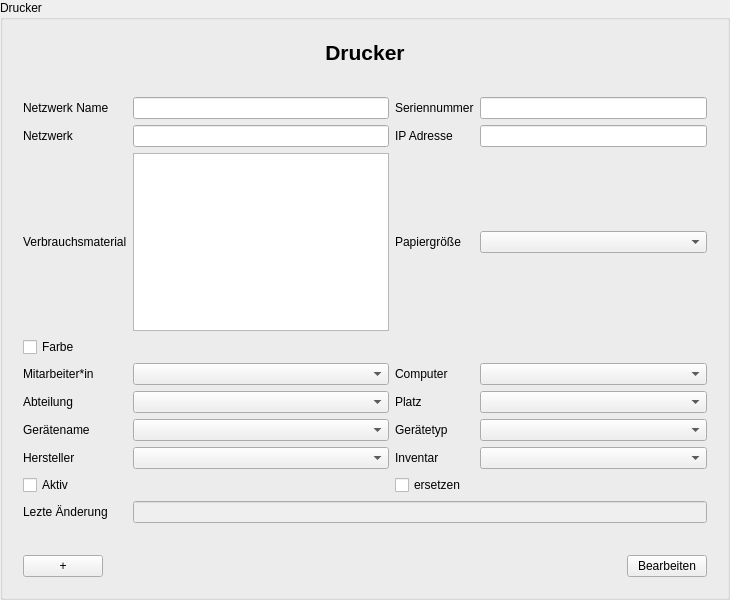
Old version of the form src/libs/widgets/src/views/printerinputarea.ui in the repository jmuelbert/jmbde-QT.
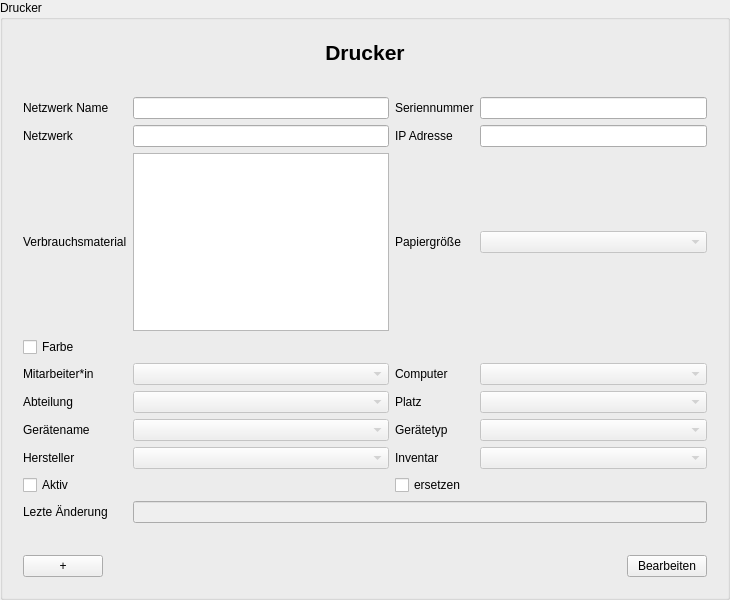
New version of the form.

Patch:
```diff
--- a/src/libs/widgets/src/views/printerinputarea.ui
+++ b/src/libs/widgets/src/views/printerinputarea.ui
@@ -76,7 +76,11 @@
          </widget>
         </item>
         <item row="7" column="4">
-         <widget class="QComboBox" name="deviceTypeComboBox"/>
+         <widget class="QComboBox" name="deviceTypeComboBox">
+          <property name="enabled">
+           <bool>false</bool>
+          </property>
+         </widget>
         </item>
         <item row="9" column="0">
          <widget class="QCheckBox" name="activeCheckBox">
@@ -103,10 +107,18 @@
          </widget>
         </item>
         <item row="3" column="4">
-         <widget class="QComboBox" name="papersizeComboBox"/>
+         <widget class="QComboBox" name="papersizeComboBox">
+          <property name="enabled">
+           <bool>false</bool>
+          </property>
+         </widget>
         </item>
         <item row="5" column="2">
-         <widget class="QComboBox" name="employeeComboBox"/>
+         <widget class="QComboBox" name="employeeComboBox">
+          <property name="enabled">
+           <bool>false</bool>
+          </property>
+         </widget>
         </item>
         <item row="5" column="3">
          <widget class="QLabel" name="computerLabel">
@@ -136,7 +148,11 @@
          </widget>
         </item>
         <item row="8" column="4">
-         <widget class="QComboBox" name="inventoryComboBox"/>
+         <widget class="QComboBox" name="inventoryComboBox">
+          <property name="enabled">
+           <bool>false</bool>
+          </property>
+         </widget>
         </item>
         <item row="4" column="0">
          <widget class="QCheckBox" name="colorCheckBox">
@@ -222,7 +238,11 @@
          </widget>
         </item>
         <item row="8" column="2">
-         <widget class="QComboBox" name="manufacturerComboBox"/>
+         <widget class="QComboBox" name="manufacturerComboBox">
+          <property name="enabled">
+           <bool>false</bool>
+          </property>
+         </widget>
         </item>
         <item row="6" column="3">
          <widget class="QLabel" name="placeLabel">
@@ -235,10 +255,18 @@
          </widget>
         </item>
         <item row="7" column="2">
-         <widget class="QComboBox" name="deviceNameComboBox"/>
+         <widget class="QComboBox" name="deviceNameComboBox">
+          <property name="enabled">
+           <bool>false</bool>
+          </property>
+         </widget>
         </item>
         <item row="5" column="4">
-         <widget class="QComboBox" name="computerComboBox"/>
+         <widget class="QComboBox" name="computerComboBox">
+          <property name="enabled">
+           <bool>false</bool>
+          </property>
+         </widget>
         </item>
         <item row="0" column="3">
          <widget class="QLabel" name="serialNumberLabel">
@@ -251,10 +279,18 @@
          </widget>
         </item>
         <item row="6" column="2">
-         <widget class="QComboBox" name="departmentComboBox"/>
+         <widget class="QComboBox" name="departmentComboBox">
+          <property name="enabled">
+           <bool>false</bool>
+          </property>
+         </widget>
         </item>
         <item row="6" column="4">
-         <widget class="QComboBox" name="placeComboBox"/>
+         <widget class="QComboBox" name="placeComboBox">
+          <property name="enabled">
+           <bool>false</bool>
+          </property>
+         </widget>
         </item>
         <item row="7" column="3">
          <widget class="QLabel" name="deviceTypeLabel">
```
Left out of the diff: 1 changed line with no effect on the pictures.
